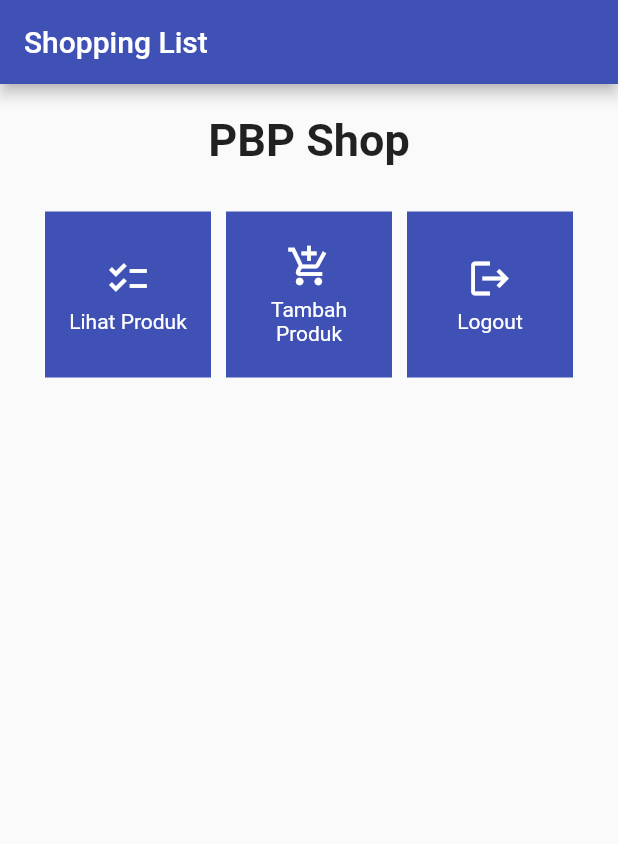
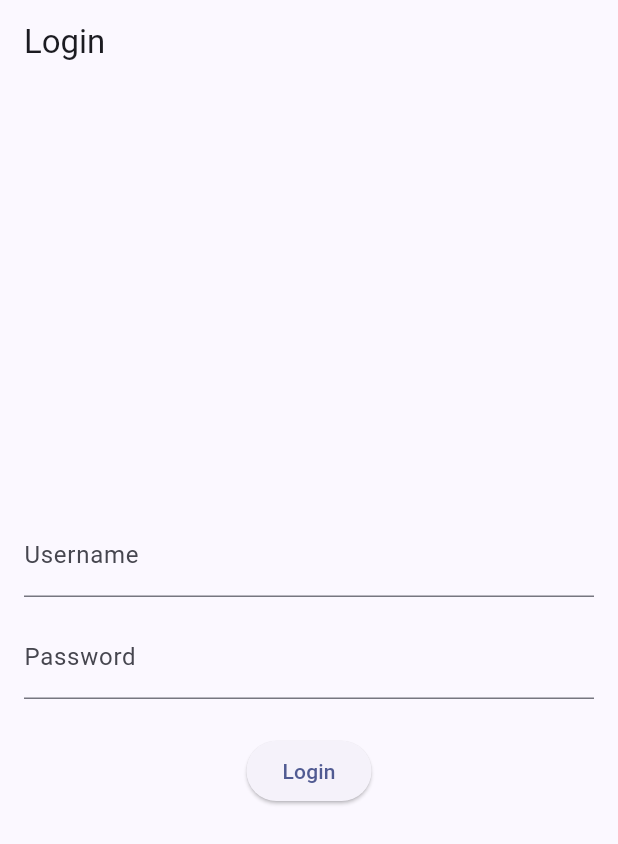
Before and after one commit to GhanyR/shopping-list-mobile, a Flutter app: the screen it shows after launch, on a phone screen of 412 x 824 dp. Shown: the top 844 px of the screen. Run offline on Flutter 3.47's test engine with Material 2 defaults, Android fonts, the phone set to English and light mode, and no system bars; missing offline and left inert: pbp_django_auth.

Commit message:
Tutorial 8

```diff
--- a/lib/main.dart
+++ b/lib/main.dart
@@ -1,4 +1,7 @@
 import 'package:flutter/material.dart';
+import 'package:pbp_django_auth/pbp_django_auth.dart';
+import 'package:provider/provider.dart';
+import 'package:shopping_list/screens/login.dart';
 import 'package:shopping_list/screens/menu.dart';
 
 void main() {
@@ -10,12 +13,18 @@ class MyApp extends StatelessWidget {
 
   @override
   Widget build(BuildContext context) {
-    return MaterialApp(
-      title: 'Flutter Demo',
-      theme: ThemeData(
-        colorScheme: ColorScheme.fromSwatch(primarySwatch: Colors.indigo),
-      ),
-      home: MyHomePage(),
+    return Provider(
+      create: (_) {
+        CookieRequest request = CookieRequest();
+        return request;
+      },
+      child: MaterialApp(
+          title: 'Flutter App',
+          theme: ThemeData(
+            colorScheme: ColorScheme.fromSeed(seedColor: Colors.indigo),
+            useMaterial3: true,
+          ),
+          home: const LoginPage()),
     );
   }
 }
--- /dev/null
+++ b/lib/screens/login.dart
@@ -0,0 +1,117 @@
+import 'package:shopping_list/screens/menu.dart';
+import 'package:flutter/material.dart';
+import 'package:pbp_django_auth/pbp_django_auth.dart';
+import 'package:provider/provider.dart';
+
+void main() {
+  runApp(const LoginApp());
+}
+
+class LoginApp extends StatelessWidget {
+  const LoginApp({super.key});
+
+  @override
+  Widget build(BuildContext context) {
+    return MaterialApp(
+      title: 'Login',
+      theme: ThemeData(
+        primarySwatch: Colors.blue,
+      ),
+      home: const LoginPage(),
+    );
+  }
+}
+
+class LoginPage extends StatefulWidget {
+  const LoginPage({super.key});
+
+  @override
+  _LoginPageState createState() => _LoginPageState();
+}
+
+class _LoginPageState extends State<LoginPage> {
+  final TextEditingController _usernameController = TextEditingController();
+  final TextEditingController _passwordController = TextEditingController();
+
+  @override
+  Widget build(BuildContext context) {
+    final request = context.watch<CookieRequest>();
+    return Scaffold(
+      appBar: AppBar(
+        title: const Text('Login'),
+      ),
+      body: Container(
+        padding: const EdgeInsets.all(16.0),
+        child: Column(
+          mainAxisAlignment: MainAxisAlignment.center,
+          children: [
+            TextField(
+              controller: _usernameController,
+              decoration: const InputDecoration(
+                labelText: 'Username',
+              ),
+            ),
+            const SizedBox(height: 12.0),
+            TextField(
+              controller: _passwordController,
+              decoration: const InputDecoration(
+                labelText: 'Password',
+              ),
+              obscureText: true,
+            ),
+            const SizedBox(height: 24.0),
+            ElevatedButton(
+              onPressed: () async {
+                String username = _usernameController.text;
+                String password = _passwordController.text;
+
+                // Cek kredensial
+                // TODO: Ganti URL dan jangan lupa tambahkan trailing slash (/) di akhir URL!
+                // Untuk menyambungkan Android emulator dengan Django pada localhost,
+                // gunakan URL http://10.0.2.2/
+                final response =
+                    await request.login("http://127.0.0.1:8000/auth/login/", {
+                  'username': username,
+                  'password': password,
+                });
+
+                if (request.loggedIn) {
+                  String message = response['message'];
+                  String uname = response['username'];
+                  // ignore: use_build_context_synchronously
+                  Navigator.pushReplacement(
+                    context,
+                    MaterialPageRoute(builder: (context) => MyHomePage()),
+                  );
+                  // ignore: use_build_context_synchronously
+                  ScaffoldMessenger.of(context)
+                    ..hideCurrentSnackBar()
+                    ..showSnackBar(SnackBar(
+                        content: Text("$message Selamat datang, $uname.")));
+                } else {
+                  // ignore: use_build_context_synchronously
+                  showDialog(
+                    context: context,
+                    builder: (context) => AlertDialog(
+                      title: const Text('Login Gagal'),
+                      content: Text(response['message']),
+                      actions: [
+                        TextButton(
+                          child: const Text('OK'),
+                          onPressed: () {
+                            Navigator.pop(context);
+                          },
+                        ),
+                      ],
+                    ),
+                  );
+                }
+              },
+              child: const Text('Login'),
+            ),
+          ],
+        ),
+      ),
+    );
+  }
+}
--- a/lib/screens/menu.dart
+++ b/lib/screens/menu.dart
@@ -1,4 +1,7 @@
 import 'package:flutter/material.dart';
+import 'package:shopping_list/screens/shoplist_form.dart';
+import 'package:shopping_list/widgets/left_drawer.dart';
+import 'package:shopping_list/widgets/shopcard.dart';
 
 class MyHomePage extends StatelessWidget {
   MyHomePage({Key? key}) : super(key: key);
@@ -9,21 +12,39 @@ class MyHomePage extends StatelessWidget {
     ShopItem("Logout", Icons.logout),
   ];
 
+  // This widget is the home page of your application. It is stateful, meaning
+  // that it has a State object (defined below) that contains fields that affect
+  // how it looks.
+
+  // This class is the configuration for the state. It holds the values (in this
+  // case the title) provided by the parent (in this case the App widget) and
+  // used by the build method of the State. Fields in a Widget subclass are
+  // always marked "final".
+
   @override
   Widget build(BuildContext context) {
     return Scaffold(
       appBar: AppBar(
-        title: const Text('Shopping List'),
+        title: const Text(
+          'Shopping List',
+          style: TextStyle(color: Colors.white),
+        ),
+        backgroundColor: Colors.indigo,
+        foregroundColor: Colors.white,
       ),
+      drawer: const LeftDrawer(),
       body: SingleChildScrollView(
+        // Widget wrapper yang dapat discroll
         child: Padding(
-          padding: const EdgeInsets.all(10.0),
+          padding: const EdgeInsets.all(10.0), // Set padding dari halaman
           child: Column(
+            // Widget untuk menampilkan children secara vertikal
             children: <Widget>[
               const Padding(
                 padding: EdgeInsets.only(top: 10.0, bottom: 10.0),
+                // Widget Text untuk menampilkan tulisan dengan alignment center dan style yang sesuai
                 child: Text(
-                  'PBP Shop',
+                  'PBP Shop', // Text yang menandakan toko
                   textAlign: TextAlign.center,
                   style: TextStyle(
                     fontSize: 30,
@@ -31,7 +52,9 @@ class MyHomePage extends StatelessWidget {
                   ),
                 ),
               ),
+              // Grid layout
               GridView.count(
+                // Container pada card kita.
                 primary: true,
                 padding: const EdgeInsets.all(20),
                 crossAxisSpacing: 10,
@@ -39,6 +62,7 @@ class MyHomePage extends StatelessWidget {
                 crossAxisCount: 3,
                 shrinkWrap: true,
                 children: items.map((ShopItem item) {
+                  // Iterasi untuk setiap item
                   return ShopCard(item);
                 }).toList(),
               ),
@@ -50,51 +74,74 @@ class MyHomePage extends StatelessWidget {
   }
 }
 
-class ShopItem {
-  final String name;
-  final IconData icon;
 
-  ShopItem(this.name, this.icon);
-}
 
-class ShopCard extends StatelessWidget {
-  final ShopItem item;
+// class _MyHomePageState extends State<MyHomePage> {
+//   int _counter = 0;
 
-  const ShopCard(this.item, {Key? key}) : super(key: key);
+//   void _incrementCounter() {
+//     setState(() {
+//       // This call to setState tells the Flutter framework that something has
+//       // changed in this State, which causes it to rerun the build method below
+//       // so that the display can reflect the updated values. If we changed
+//       // _counter without calling setState(), then the build method would not be
+//       // called again, and so nothing would appear to happen.
+//       _counter++;
+//     });
+//   }
 
-  @override
-  Widget build(BuildContext context) {
-    return Material(
-      color: Colors.indigo,
-      child: InkWell(
-        onTap: () {
-          ScaffoldMessenger.of(context)
-            ..hideCurrentSnackBar()
-            ..showSnackBar(SnackBar(
-                content: Text("Kamu telah menekan tombol ${item.name}!")));
-        },
-        child: Container(
-          padding: const EdgeInsets.all(8),
-          child: Center(
-            child: Column(
-              mainAxisAlignment: MainAxisAlignment.center,
-              children: [
-                Icon(
-                  item.icon,
-                  color: Colors.white,
-                  size: 30.0,
-                ),
-                const Padding(padding: EdgeInsets.all(3)),
-                Text(
-                  item.name,
-                  textAlign: TextAlign.center,
-                  style: const TextStyle(color: Colors.white),
-                ),
-              ],
-            ),
-          ),
-        ),
-      ),
-    );
-  }
-}
+//   @override
+//   Widget build(BuildContext context) {
+//     // This method is rerun every time setState is called, for instance as done
+//     // by the _incrementCounter method above.
+//     //
+//     // The Flutter framework has been optimized to make rerunning build methods
+//     // fast, so that you can just rebuild anything that needs updating rather
+//     // than having to individually change instances of widgets.
+//     return Scaffold(
+//       appBar: AppBar(
+//         // TRY THIS: Try changing the color here to a specific color (to
+//         // Colors.amber, perhaps?) and trigger a hot reload to see the AppBar
+//         // change color while the other colors stay the same.
+//         backgroundColor: Theme.of(context).colorScheme.inversePrimary,
+//         // Here we take the value from the MyHomePage object that was created by
+//         // the App.build method, and use it to set our appbar title.
+//         title: Text(widget.title),
+//       ),
+//       body: Center(
+//         // Center is a layout widget. It takes a single child and positions it
+//         // in the middle of the parent.
+//         child: Column(
+//           // Column is also a layout widget. It takes a list of children and
+//           // arranges them vertically. By default, it sizes itself to fit its
+//           // children horizontally, and tries to be as tall as its parent.
+//           //
+//           // Column has various properties to control how it sizes itself and
+//           // how it positions its children. Here we use mainAxisAlignment to
+//           // center the children vertically; the main axis here is the vertical
+//           // axis because Columns are vertical (the cross axis would be
+//           // horizontal).
+//           //
+//           // TRY THIS: Invoke "debug painting" (choose the "Toggle Debug Paint"
+//           // action in the IDE, or press "p" in the console), to see the
+//           // wireframe for each widget.
+//           mainAxisAlignment: MainAxisAlignment.center,
+//           children: <Widget>[
+//             const Text(
+//               'You have pushed the button this many times:',
+//             ),
+//             Text(
+//               '$_counter',
+//               style: Theme.of(context).textTheme.headlineMedium,
+//             ),
+//           ],
+//         ),
+//       ),
+//       floatingActionButton: FloatingActionButton(
+//         onPressed: _incrementCounter,
+//         tooltip: 'Increment',
+//         child: const Icon(Icons.add),
+//       ), // This trailing comma makes auto-formatting nicer for build methods.
+//     );
+//   }
+// }
--- a/lib/widgets/shop_card.dart
+++ /dev/null
@@ -1,35 +0,0 @@
-import 'package:flutter/material.dart';
-import 'package:shopping_list/screens/shoplist_form.dart';
-
-class ShopItem {
-  final String name;
-
-  ShopItem(this.name);
-}
-
-class ShopCard extends StatelessWidget {
-  final ShopItem item;
-
-  const ShopCard({super.key, required this.item});
-
-  @override
-  Widget build(BuildContext context) {
-    return InkWell(
-      onTap: () {
-        ScaffoldMessenger.of(context)
-          ..hideCurrentSnackBar()
-          ..showSnackBar(SnackBar(content: Text('Kamu telah menekan tombol ${item.name}!')));
-
-        if (item.name == "Tambah Produk") {
-          Navigator.push(context,
-              MaterialPageRoute(builder: (context) => const ShopFormPage()));
-        }
-      },
-      child: Card(
-        child: ListTile(
-          title: Text(item.name),
-        ),
-      ),
-    );
-  }
-}
--- a/pubspec.yaml
+++ b/pubspec.yaml
@@ -19,7 +19,7 @@ publish_to: 'none' # Remove this line if you wish to publish to pub.dev
 version: 1.0.0+1
 
 environment:
-  sdk: '>=2.19.6 <3.0.0'
+  sdk: '>=3.1.5 <4.0.0'
 
 # Dependencies specify other packages that your package needs in order to work.
 # To automatically upgrade your package dependencies to the latest versions
@@ -35,6 +35,9 @@ dependencies:
   # The following adds the Cupertino Icons font to your application.
   # Use with the CupertinoIcons class for iOS style icons.
   cupertino_icons: ^1.0.2
+  provider: ^6.1.1
+  pbp_django_auth: ^0.3.1
+  http: ^0.13.6
 
 dev_dependencies:
   flutter_test:
```
Also changed, not shown: lib/models/product.dart (added, +67 -0 lines), lib/screens/list_product.dart (added, +89 -0 lines), lib/screens/shoplist_form.dart (+47 -46 lines), lib/widgets/left_drawer.dart (+23 -12 lines), lib/widgets/shopcard.dart (added, +86 -0 lines), pubspec.lock, 11 other files.
